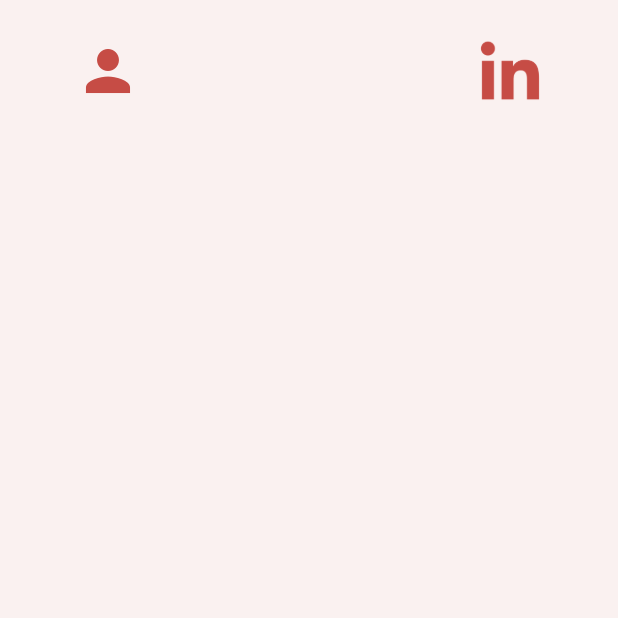
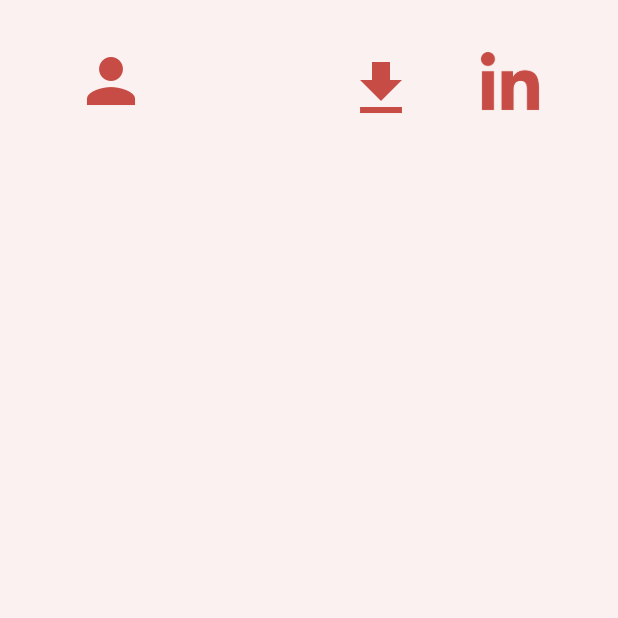
Before and after one commit to Tyroneexe/CBPortfolio, a Flutter app: the screen it shows after launch, on a phone screen of 412 x 824 dp, the top half of it. Run offline on Flutter 3.47's test engine with Material 3 defaults, Android fonts, the phone set to English and light mode, and no system bars; our stand-ins replace get; missing offline and left inert: dart:html.

Commit message:
added download resume

```diff
--- a/lib/main.dart
+++ b/lib/main.dart
@@ -2,6 +2,8 @@ import 'package:cobus/pages/home_page.dart';
 import 'package:flutter/material.dart';
 
 void main() {
+  WidgetsFlutterBinding.ensureInitialized();
+
   runApp(const MyApp());
 }
 
--- a/lib/pages/home_page.dart
+++ b/lib/pages/home_page.dart
@@ -1,5 +1,8 @@
+// ignore: avoid_web_libraries_in_flutter
+import 'dart:html';
 import 'package:cobus/themes/colors.dart';
 import 'package:flutter/material.dart';
+import 'package:get/get.dart';
 import 'package:url_launcher/url_launcher.dart';
 
 class HomePage extends StatefulWidget {
@@ -21,12 +24,33 @@ class _HomePageState extends State<HomePage> {
           Row(
             mainAxisAlignment: MainAxisAlignment.spaceBetween,
             children: [
-              const Padding(
-                padding: EdgeInsets.only(top: 25, left: 50),
-                child: Icon(
+              Padding(
+                padding: const EdgeInsets.only(top: 25, left: 50),
+                child: GestureDetector(
+                  onTap: () {
+                    Get.to(() => const HomePage());
+                  },
+                  child: const Icon(
                     Icons.person,
-                  size: 44,
+                    size: 48,
                     color: primaryClr,
+                  ),
+                ),
+              ),
+              Row(
+                mainAxisAlignment: MainAxisAlignment.start,
+                children: [
+                  Padding(
+                    padding: const EdgeInsets.only(top: 35, right: 40),
+                    child: GestureDetector(
+                      onTap: () {
+                        downloadFile("images/CV.pdf");
+                      },
+                      child: const Icon(
+                        Icons.download,
+                        size: 48,
+                        color: primaryClr,
+                      ),
                     ),
                   ),
                   Padding(
@@ -44,6 +68,8 @@ class _HomePageState extends State<HomePage> {
               ),
             ],
           ),
+        ],
+      ),
     );
   }
 
@@ -51,10 +77,18 @@ class _HomePageState extends State<HomePage> {
       Uri.parse('https://www.linkedin.com/in/cobus-bothma-335a482a0/');
 
   Future<void> _launchUrl() async {
+    // ignore: deprecated_member_use
     if (await canLaunch(_url.toString())) {
+      // ignore: deprecated_member_use
       await launch(_url.toString());
     } else {
       throw Exception('Could not launch $_url');
     }
   }
+
+  void downloadFile(url) {
+    AnchorElement anchorElement = AnchorElement(href: url);
+    anchorElement.download = "Cobus Bothma Resume";
+    anchorElement.click();
   }
+}
--- a/pubspec.yaml
+++ b/pubspec.yaml
@@ -16,6 +16,8 @@ dependencies:
   #
   cupertino_icons: ^1.0.2
   url_launcher: ^6.2.2
+  get: ^4.6.6
+  html: ^0.15.4
 
 dev_dependencies:
   flutter_test:
```
Also changed, not shown: pubspec.lock, 1 other file. Lines whose indentation alone changed are shown as unchanged.
